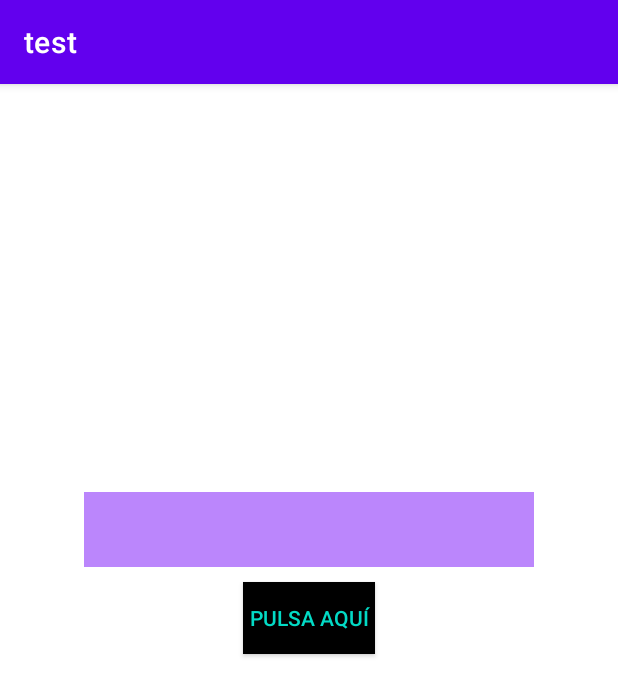
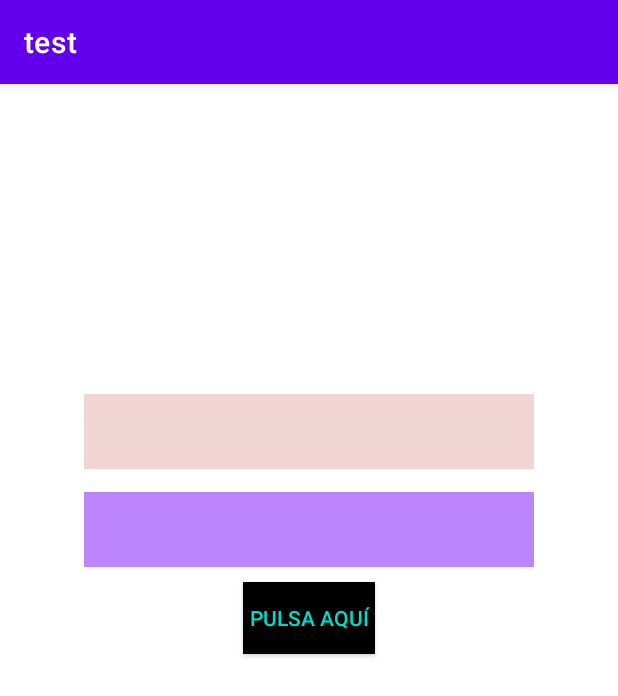
Before and after one commit to AL3X-AFK/2DAM, an Android app: the screen it shows after launch (MainActivity), on a phone screen of 412 x 824 dp. Shown: the top 696 px of the screen. Run offline under Robolectric (Android 15) with nearby library versions, the phone set to English and light mode, and no system bars.

Commit message:
App movil actualizacioon

```diff
--- a/Programacion multimedia y dispositivos moviles/Movil/app/src/main/java/com/example/test/MainActivity.kt
+++ b/Programacion multimedia y dispositivos moviles/Movil/app/src/main/java/com/example/test/MainActivity.kt
@@ -2,6 +2,7 @@ package com.example.test
 
 import android.os.Bundle
 import android.util.Log
+import android.widget.TextView
 import androidx.activity.enableEdgeToEdge
 import androidx.appcompat.app.AppCompatActivity
 import androidx.appcompat.widget.AppCompatButton
@@ -17,9 +18,12 @@ class MainActivity : AppCompatActivity() {
 
         var btnAccion = findViewById<AppCompatButton>(R.id.btnAccion)
         var editText = findViewById<AppCompatEditText>(R.id.texto)
+        var labelResultado = findViewById<TextView>(R.id.resultado)
         btnAccion.setOnClickListener {
             Log.i("consola", editText.text.toString())
+            labelResultado.setText(editText.text.toString())
             editText.setText("")
+
         }
 
 
--- a/Programacion multimedia y dispositivos moviles/Movil/app/src/main/res/layout/activity_main.xml
+++ b/Programacion multimedia y dispositivos moviles/Movil/app/src/main/res/layout/activity_main.xml
@@ -9,6 +9,7 @@
     tools:context=".MainActivity">
 
     <androidx.appcompat.widget.AppCompatEditText
+        android:singleLine="true"
         android:id="@+id/texto"
         android:layout_width="300dp"
         android:layout_height="50dp"
@@ -19,6 +20,20 @@
         android:background="@color/purple_200"
         >
     </androidx.appcompat.widget.AppCompatEditText>
+
+    <TextView
+        android:singleLine="true"
+        android:id="@+id/resultado"
+        android:layout_width="300dp"
+        android:layout_height="50dp"
+        app:layout_constraintRight_toRightOf="parent"
+        app:layout_constraintLeft_toLeftOf="parent"
+        app:layout_constraintBottom_toTopOf="@id/texto"
+        android:layout_marginBottom="15dp"
+        android:background="#f1d4d4"
+        >
+    </TextView>
+
 
     <androidx.appcompat.widget.AppCompatButton
         android:id="@+id/btnAccion"
```
